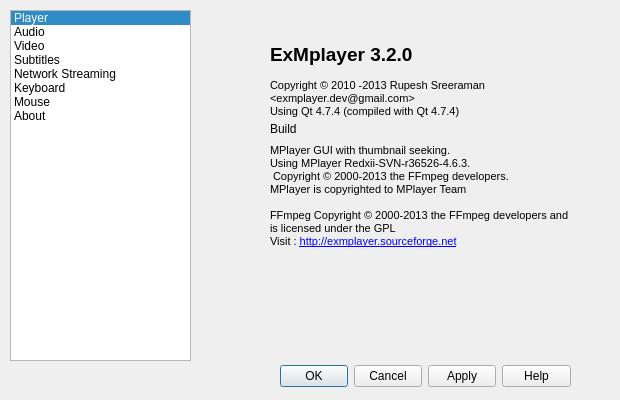
Qt form src/preferencedialog.ui (rupeshs/ExMplayer) before a commit.
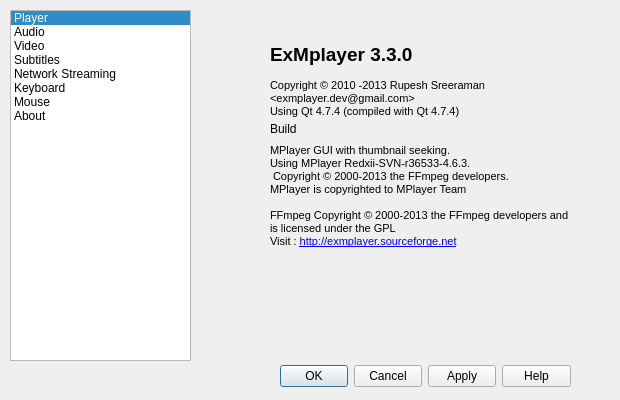
The same form after that commit. The open tabs and pages were chosen to show the change. Icons and pictures are not drawn.

Patch:
```diff
--- a/src/preferencedialog.ui
+++ b/src/preferencedialog.ui
@@ -1292,7 +1292,7 @@
 p, li { white-space: pre-wrap; }
 &lt;/style&gt;&lt;/head&gt;&lt;body style=&quot; font-family:'MS Shell Dlg 2'; font-size:8.25pt; font-weight:400; font-style:normal;&quot;&gt;
 &lt;p style=&quot;-qt-paragraph-type:empty; margin-top:0px; margin-bottom:0px; margin-left:0px; margin-right:0px; -qt-block-indent:0; text-indent:0px; font-size:8pt;&quot;&gt;&lt;/p&gt;
-&lt;p style=&quot; margin-top:0px; margin-bottom:0px; margin-left:0px; margin-right:0px; -qt-block-indent:0; text-indent:0px;&quot;&gt;&lt;span style=&quot; font-size:14pt; font-weight:600; color:#000000;&quot;&gt;ExMplayer 3&lt;/span&gt;&lt;span style=&quot; font-size:14pt; font-weight:600;&quot;&gt;.2.0&lt;/span&gt;&lt;/p&gt;
+&lt;p style=&quot; margin-top:0px; margin-bottom:0px; margin-left:0px; margin-right:0px; -qt-block-indent:0; text-indent:0px;&quot;&gt;&lt;span style=&quot; font-size:14pt; font-weight:600; color:#000000;&quot;&gt;ExMplayer 3&lt;/span&gt;&lt;span style=&quot; font-size:14pt; font-weight:600;&quot;&gt;.3.0&lt;/span&gt;&lt;/p&gt;
 &lt;p style=&quot;-qt-paragraph-type:empty; margin-top:0px; margin-bottom:0px; margin-left:0px; margin-right:0px; -qt-block-indent:0; text-indent:0px; font-size:8pt; font-weight:600;&quot;&gt;&lt;/p&gt;
 &lt;p style=&quot; margin-top:0px; margin-bottom:0px; margin-left:0px; margin-right:0px; -qt-block-indent:0; text-indent:0px;&quot;&gt;&lt;span style=&quot; font-size:8pt;&quot;&gt;Copyright © 2010 -2013 Rupesh Sreeraman&lt;/span&gt;&lt;/p&gt;
 &lt;p style=&quot; margin-top:0px; margin-bottom:0px; margin-left:0px; margin-right:0px; -qt-block-indent:0; text-indent:0px;&quot;&gt;&lt;span style=&quot; font-size:8pt;&quot;&gt;&amp;lt;exmplayer.dev@gmail.com&amp;gt;&lt;/span&gt;&lt;/p&gt;
@@ -1300,7 +1300,7 @@
 &lt;p style=&quot;-qt-paragraph-type:empty; margin-top:0px; margin-bottom:0px; margin-left:0px; margin-right:0px; -qt-block-indent:0; text-indent:0px; font-size:8pt;&quot;&gt;&lt;/p&gt;
 &lt;p style=&quot;-qt-paragraph-type:empty; margin-top:0px; margin-bottom:0px; margin-left:0px; margin-right:0px; -qt-block-indent:0; text-indent:0px; font-size:8pt;&quot;&gt;&lt;/p&gt;
 &lt;p style=&quot; margin-top:0px; margin-bottom:0px; margin-left:0px; margin-right:0px; -qt-block-indent:0; text-indent:0px;&quot;&gt;&lt;span style=&quot; font-size:8pt;&quot;&gt;MPlayer GUI with thumbnail seeking.&lt;/span&gt;&lt;/p&gt;
-&lt;p style=&quot; margin-top:0px; margin-bottom:0px; margin-left:0px; margin-right:0px; -qt-block-indent:0; text-indent:0px;&quot;&gt;&lt;span style=&quot; font-size:8pt;&quot;&gt;Using MPlayer &lt;/span&gt;Redxii-SVN-r36526-4.6.3&lt;span style=&quot; font-size:8pt;&quot;&gt;.&lt;/span&gt;&lt;/p&gt;
+&lt;p style=&quot; margin-top:0px; margin-bottom:0px; margin-left:0px; margin-right:0px; -qt-block-indent:0; text-indent:0px;&quot;&gt;&lt;span style=&quot; font-size:8pt;&quot;&gt;Using MPlayer &lt;/span&gt;Redxii-SVN-r36533&lt;span style=&quot; font-size:8pt;&quot;&gt;-4.6.3.&lt;/span&gt;&lt;/p&gt;
 &lt;p style=&quot; margin-top:0px; margin-bottom:0px; margin-left:0px; margin-right:0px; -qt-block-indent:0; text-indent:0px;&quot;&gt;&lt;span style=&quot; font-size:8pt;&quot;&gt; Copyright © 2000-2013 the FFmpeg developers.&lt;/span&gt;&lt;/p&gt;
 &lt;p style=&quot; margin-top:0px; margin-bottom:0px; margin-left:0px; margin-right:0px; -qt-block-indent:0; text-indent:0px;&quot;&gt;&lt;span style=&quot; font-size:8pt;&quot;&gt;MPlayer is copyrighted to MPlayer Team&lt;/span&gt;&lt;/p&gt;
 &lt;p style=&quot;-qt-paragraph-type:empty; margin-top:0px; margin-bottom:0px; margin-left:0px; margin-right:0px; -qt-block-indent:0; text-indent:0px; font-size:8pt;&quot;&gt;&lt;/p&gt;
```
